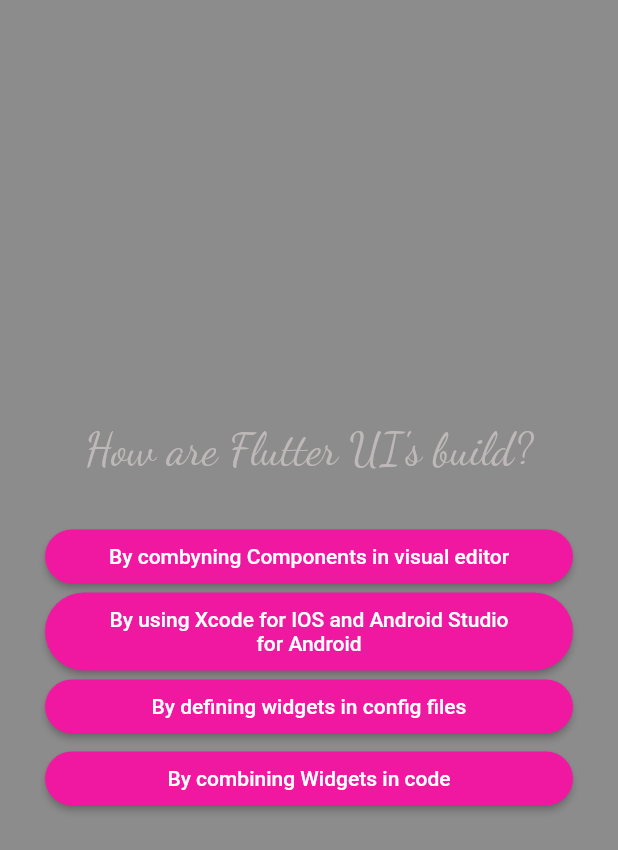
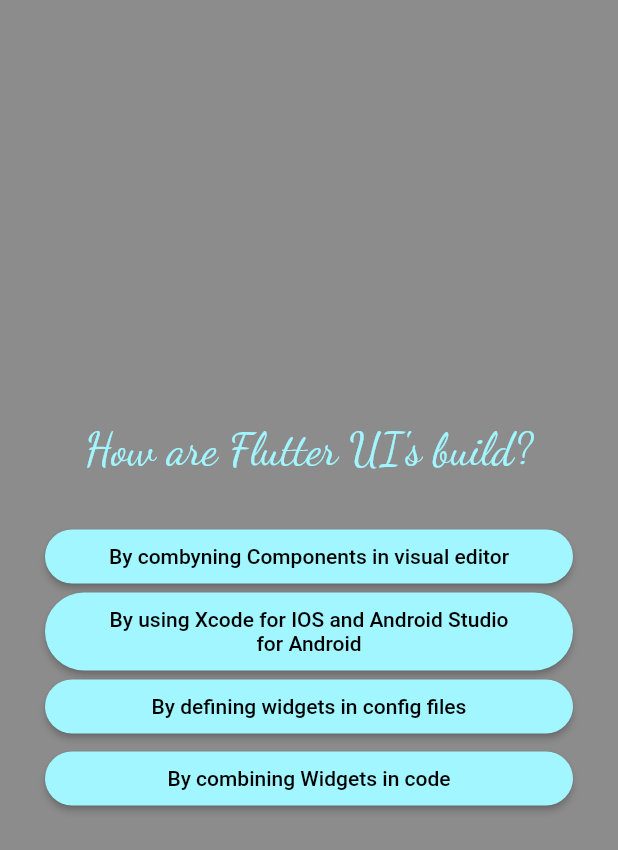
Before and after one commit to TarMuradyan99/quiz-app, a Flutter app: the screen it shows after launch, after a tap on "Start Quiz", after a tap on "Components", on a phone screen of 412 x 824 dp. Shown: the top 850 px of the screen. Run offline on Flutter 3.47's test engine with Material 2 defaults, Android fonts, the phone set to English and light mode, and no system bars; our stand-ins replace google_fonts.

Commit message:
final quiz

```diff
--- a/quize_app/lib/answer_button.dart
+++ b/quize_app/lib/answer_button.dart
@@ -1,7 +1,8 @@
 import 'package:flutter/material.dart';
 
 class AnswerButton extends StatelessWidget {
- const AnswerButton({super.key, required this.answerText, required this.onTap});
+  const AnswerButton(
+      {super.key, required this.answerText, required this.onTap});
   final String answerText;
   final void Function() onTap;
   @override
@@ -9,11 +10,15 @@ class AnswerButton extends StatelessWidget {
     return ElevatedButton(
         onPressed: onTap,
         style: ElevatedButton.styleFrom(
-          padding: const EdgeInsets.symmetric(vertical: 10,horizontal: 40),
-          backgroundColor:Color.fromARGB(255, 240, 24, 161),
-          foregroundColor:const Color.fromARGB(255, 255, 255, 255),
-          shape:RoundedRectangleBorder(borderRadius: BorderRadius.circular(40)),
+          padding: const EdgeInsets.symmetric(vertical: 10, horizontal: 40),
+          backgroundColor: const Color.fromARGB(255, 161, 246, 255),
+          foregroundColor: const Color.fromARGB(255, 0, 0, 0),
+          shape:
+              RoundedRectangleBorder(borderRadius: BorderRadius.circular(40)),
         ),
-        child: Text(answerText,textAlign: TextAlign.center,));
+        child: Text(
+          answerText,
+          textAlign: TextAlign.center,
+        ));
   }
 }
--- a/quize_app/lib/home_page_design.dart
+++ b/quize_app/lib/home_page_design.dart
@@ -16,12 +16,12 @@ class Gradient_container extends StatelessWidget {
               height: 500,
             ),
              Padding(
-              padding: EdgeInsets.only(bottom: 30.0),
+              padding:const EdgeInsets.only(bottom: 30.0),
               child: Text(
                 'Learn Flutter The fun way!',
                 style: GoogleFonts.pacifico(
                   fontSize: 30,
-                  color: Color.fromRGBO(255, 106, 180, 1),
+                  color:const Color.fromRGBO(255, 161, 246, 255),
                   shadows: <Shadow>[
                    const Shadow(
                       offset: Offset(1, 1),
@@ -45,7 +45,7 @@ class Gradient_container extends StatelessWidget {
                 startQuiz();
               },
               style: OutlinedButton.styleFrom(
-                foregroundColor:const Color.fromRGBO(33, 215, 243, 1),
+                foregroundColor:  Color.fromARGB(255, 161, 246, 255),
               ),
               label: const Text(
                 'Start Quiz',
--- a/quize_app/lib/questions_screen.dart
+++ b/quize_app/lib/questions_screen.dart
@@ -4,7 +4,8 @@ import 'package:quize_app/data/questions.dart';
 import 'package:google_fonts/google_fonts.dart';
 
 class QuestionsScreen extends StatefulWidget {
-  const QuestionsScreen({super.key});
+  const QuestionsScreen({super.key, required this.onSelectAnswer});
+  final void Function(String answer) onSelectAnswer;
   @override
   State<QuestionsScreen> createState() {
     return _QuestionsScreenState();
@@ -12,12 +13,11 @@ class QuestionsScreen extends StatefulWidget {
 }
 
 class _QuestionsScreenState extends State<QuestionsScreen> {
- final List<String> selectedAnswers = [];
-
   var currentQuestionIndex = 0;
-  void answerQuestion() {
+  void answerQuestion(selectedAnswer) {
+    widget.onSelectAnswer(selectedAnswer);
     setState(() {
-      if (currentQuestionIndex < questions.length - 1) currentQuestionIndex++;
+      currentQuestionIndex++;
     });
   }
 
@@ -35,7 +35,7 @@ class _QuestionsScreenState extends State<QuestionsScreen> {
             Text(
               currentQuestions.text,
               style: GoogleFonts.dancingScript(
-                color: const Color.fromARGB(255, 190, 184, 184),
+                color: const Color.fromARGB(255, 161, 246, 255),
                 fontSize: 30,
               ),
               textAlign: TextAlign.center,
@@ -44,8 +44,11 @@ class _QuestionsScreenState extends State<QuestionsScreen> {
               height: 30,
             ),
             ...currentQuestions.getShuffledList().map((answer) {
-              return AnswerButton(answerText: answer, onTap: answerQuestion);
-
+              return AnswerButton(
+                  answerText: answer,
+                  onTap: () {
+                    answerQuestion(answer);
+                  });
             })
           ],
         ),
--- a/quize_app/lib/quiz.dart
+++ b/quize_app/lib/quiz.dart
@@ -1,6 +1,8 @@
 import 'package:flutter/material.dart';
 import 'package:quize_app/home_page_design.dart';
 import 'package:quize_app/questions_screen.dart';
+import 'package:quize_app/data/questions.dart';
+import 'package:quize_app/results_screen-widget.dart';
 
 class Quiz extends StatefulWidget {
   const Quiz({super.key});
@@ -11,6 +13,7 @@ class Quiz extends StatefulWidget {
 }
 
 class _QuizState extends State<Quiz> {
+  List<String> selectedAnswers = [];
   var activeScreen = 'start-screen';
 
   @override
@@ -20,16 +23,40 @@ class _QuizState extends State<Quiz> {
     });
   }
 
+  void chooseAnswer(String answer) {
+    selectedAnswers.add(answer);
+    if (selectedAnswers.length == questions.length) {
+      setState(() {
+        activeScreen = 'result-screen';
+      });
+    }
+  }
+
+  void restartQuiz() {
+    setState(() {
+      selectedAnswers = [];
+      activeScreen = 'questions-screen';
+    });
+  }
+
   @override
   Widget build(context) {
     Widget screenWidget = Gradient_container(switchScreen);
 
     if (activeScreen == 'questions-scren') {
-      screenWidget = const QuestionsScreen();
+      screenWidget = QuestionsScreen(
+        onSelectAnswer: chooseAnswer,
+      );
+    }
+    if (activeScreen == 'result-screen') {
+      screenWidget = ResultsScreen(
+        chosenAnswers: selectedAnswers,
+        onRestart: restartQuiz,
+      );
     }
     return MaterialApp(
       home: Scaffold(
-        backgroundColor: Color.fromARGB(115, 0, 0, 0),
+        backgroundColor: const Color.fromARGB(115, 0, 0, 0),
         body: Container(child: screenWidget),
       ),
     );
```
Also changed, not shown: quize_app/lib/questions_summary.dart (added, +19 -0 lines), quize_app/lib/questions_summary/question_indentifire.dart (added, +30 -0 lines), quize_app/lib/questions_summary/summary_item.dart (added, +54 -0 lines), quize_app/lib/results_screen-widget.dart (added, +65 -0 lines).
